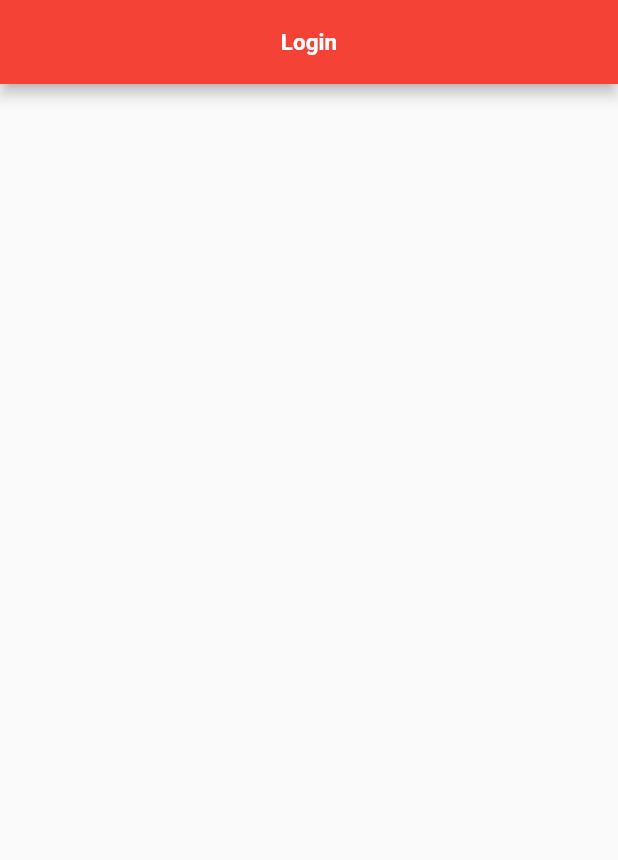
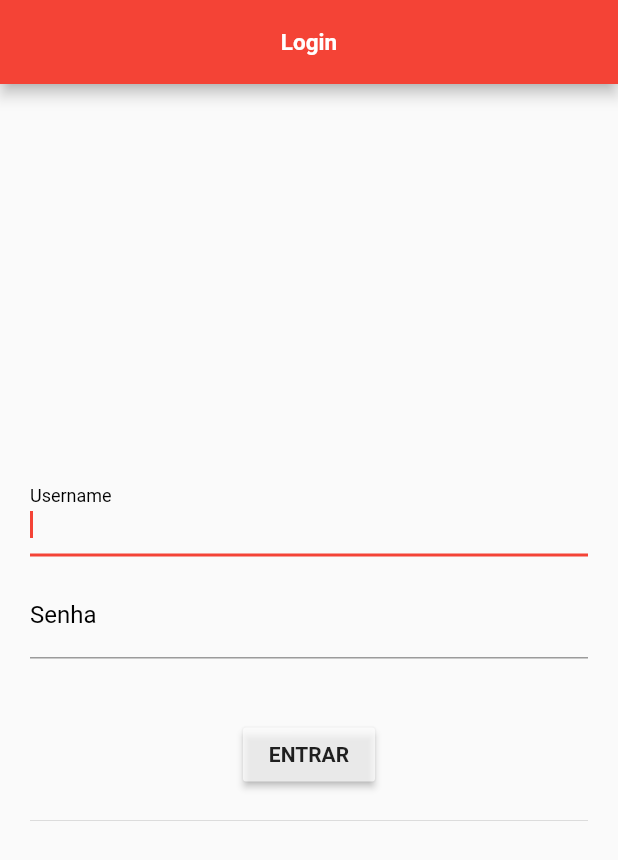
Before and after one commit to MeninoNias/flutter_login, a Flutter app: the screen it shows after launch, on a phone screen of 412 x 824 dp. Shown: the top 860 px of the screen. Run offline on Flutter 3.47's test engine with Material 2 defaults, Android fonts, the phone set to English and light mode, and no system bars; our stand-ins replace dio, shared_preferences.

Commit message:
implements login

```diff
--- a/lib/home/home_page.dart
+++ b/lib/home/home_page.dart
@@ -35,11 +35,9 @@ class _HomePageState extends State<HomePage> {
                   "Entrar",
                   style: TextStyle(fontSize: 15, color: Colors.white),
                 ),
-                onPressed: () {
-                  controller.login();
-                },
+                onPressed: () {},
               ),
-            )
+            ),
           ],
         ),
       ),
--- a/lib/login/login_controller.dart
+++ b/lib/login/login_controller.dart
@@ -1,13 +1,18 @@
+import 'package:flutter/cupertino.dart';
+
 import 'package:login_flutter/login/login_repository.dart';
 import 'package:login_flutter/shared/model/user_model.dart';
 
 class LoginController {
   LoginRepository repository = LoginRepository();
 
-  login() async {
-    UserModel temp = await repository.login() as UserModel;
-    if (temp != null) {
-      print(temp.username);
+  Future<bool> login(String username, String pass) async {
+    UserModel user = await repository.login(username, pass) as UserModel;
+    if (user != null) {
+      print(user.username);
+      return true;
+    } else {
+      return false;
     }
   }
 }
--- a/lib/login/login_page.dart
+++ b/lib/login/login_page.dart
@@ -1,4 +1,6 @@
 import 'package:flutter/material.dart';
+import 'package:login_flutter/home/home_page.dart';
+import 'package:login_flutter/login/login_controller.dart';
 
 class LoginPage extends StatefulWidget {
   @override
@@ -6,6 +8,25 @@ class LoginPage extends StatefulWidget {
 }
 
 class _LoginPageState extends State<LoginPage> {
+  LoginController controller;
+
+  bool logando = false;
+
+  TextEditingController _controllerUser = TextEditingController();
+  TextEditingController _controllerPass = TextEditingController();
+
+  @override
+  void initState() {
+    controller = LoginController();
+    super.initState();
+  }
+
+  void setLogando(bool cond) {
+    setState(() {
+      logando = cond;
+    });
+  }
+
   @override
   Widget build(BuildContext context) {
     return Scaffold(
@@ -16,6 +37,73 @@ class _LoginPageState extends State<LoginPage> {
             style: TextStyle(fontSize: 15, fontWeight: FontWeight.bold),
           ),
         ),
+        body: Padding(
+          padding: EdgeInsets.all(20),
+          child: Column(
+            // crossAxisAlignment: CrossAxisAlignment.,
+            mainAxisAlignment: MainAxisAlignment.center,
+            children: <Widget>[
+              TextFormField(
+                controller: _controllerUser,
+                autofocus: true,
+                style: TextStyle(fontSize: 15, color: Colors.black),
+                decoration: InputDecoration(
+                  labelText: "Username",
+                  labelStyle: TextStyle(fontSize: 16, color: Colors.black),
+                ),
+              ),
+              SizedBox(height: 10),
+              TextFormField(
+                controller: _controllerPass,
+                autofocus: true,
+                obscureText: true,
+                style: TextStyle(fontSize: 15, color: Colors.black),
+                decoration: InputDecoration(
+                  labelText: "Senha",
+                  labelStyle: TextStyle(fontSize: 16, color: Colors.black),
+                ),
+              ),
+              SizedBox(height: 40),
+              ButtonTheme(
+                buttonColor: Colors.white70,
+                child: RaisedButton(
+                  child: Text(
+                    "ENTRAR",
+                    style: TextStyle(fontWeight: FontWeight.bold),
+                  ),
+                  onPressed: logando
+                      ? null
+                      : () async {
+                          setLogando(true);
+                          var temp = await controller.login(
+                            _controllerUser.text,
+                            _controllerPass.text,
                           );
+                          temp
+                              ? Navigator.push(
+                                  context,
+                                  MaterialPageRoute(
+                                    builder: (context) {
+                                      return HomePage();
+                                    },
+                                  ),
+                                )
+                              : setLogando(false);
+                        },
+                ),
+              ),
+              Divider(
+                height: 40,
+              ),
+              logando
+                  ? Container(
+                      height: 80,
+                      width: 80,
+                      child: CircularProgressIndicator(),
+                    )
+                  : Container()
+            ],
+          ),
+        ));
   }
 }
--- a/lib/shared/custom_dio/custom_interceptors.dart
+++ b/lib/shared/custom_dio/custom_interceptors.dart
@@ -18,8 +18,8 @@ class CustomInterceptops extends InterceptorsWrapper {
       return super.onRequest(options);
     } else {
       _dio.lock();
-      LoginRepository().login() as UserModel;
-      token = preferences.get('token');
+      // LoginRepository().login() as UserModel;
+      // token = preferences.get('token');
       _dio.unlock();
     }
 
```
Lines whose indentation alone changed are shown as unchanged.
